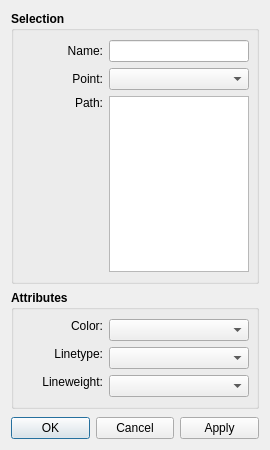
Old version of the form src/libs/vtools/dialogs/tools/dialogcubicbezierpath.ui in the repository FashionFreedom/Seamly2D.
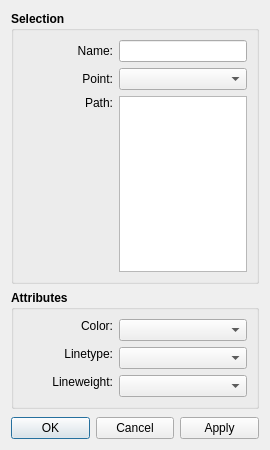
New version of the form. Icons and pictures are not drawn. Custom widgets are drawn as their Qt base class.

```diff
--- a/src/libs/vtools/dialogs/tools/dialogcubicbezierpath.ui
+++ b/src/libs/vtools/dialogs/tools/dialogcubicbezierpath.ui
@@ -35,7 +35,6 @@
      <property name="font">
       <font>
        <pointsize>9</pointsize>
-       <weight>75</weight>
        <bold>true</bold>
       </font>
      </property>
@@ -44,18 +43,21 @@
      </property>
      <layout class="QVBoxLayout" name="verticalLayout">
       <item>
-       <layout class="QHBoxLayout" name="horizontalLayout_2">
-        <item>
+       <layout class="QFormLayout" name="formLayout">
+        <property name="labelAlignment">
+         <set>Qt::AlignRight|Qt::AlignTrailing|Qt::AlignVCenter</set>
+        </property>
+        <item row="0" column="0">
          <widget class="QLabel" name="name_Label">
           <property name="minimumSize">
            <size>
-            <width>80</width>
+            <width>90</width>
             <height>0</height>
            </size>
           </property>
           <property name="font">
            <font>
-            <weight>50</weight>
+            <pointsize>9</pointsize>
             <bold>false</bold>
            </font>
           </property>
@@ -67,17 +69,17 @@
           </property>
          </widget>
         </item>
-        <item>
+        <item row="0" column="1">
          <widget class="QLineEdit" name="lineEditSplPathName">
           <property name="minimumSize">
            <size>
-            <width>140</width>
+            <width>80</width>
             <height>0</height>
            </size>
           </property>
           <property name="font">
            <font>
-            <weight>50</weight>
+            <pointsize>9</pointsize>
             <bold>false</bold>
            </font>
           </property>
@@ -86,21 +88,17 @@
           </property>
          </widget>
         </item>
-       </layout>
-      </item>
-      <item>
-       <layout class="QHBoxLayout" name="horizontalLayout_3">
-        <item>
+        <item row="1" column="0">
          <widget class="QLabel" name="point_Label">
           <property name="minimumSize">
            <size>
-            <width>80</width>
+            <width>90</width>
             <height>0</height>
            </size>
           </property>
           <property name="font">
            <font>
-            <weight>50</weight>
+            <pointsize>9</pointsize>
             <bold>false</bold>
            </font>
           </property>
@@ -112,7 +110,7 @@
           </property>
          </widget>
         </item>
-        <item>
+        <item row="1" column="1">
          <widget class="QComboBox" name="comboBoxPoint">
           <property name="sizePolicy">
            <sizepolicy hsizetype="Expanding" vsizetype="Fixed">
@@ -122,33 +120,29 @@
           </property>
           <property name="minimumSize">
            <size>
-            <width>140</width>
+            <width>80</width>
             <height>0</height>
            </size>
           </property>
           <property name="font">
            <font>
-            <weight>50</weight>
+            <pointsize>9</pointsize>
             <bold>false</bold>
            </font>
           </property>
          </widget>
         </item>
-       </layout>
-      </item>
-      <item>
-       <layout class="QHBoxLayout" name="horizontalLayout">
-        <item>
+        <item row="2" column="0">
          <widget class="QLabel" name="path_Label">
           <property name="minimumSize">
            <size>
-            <width>80</width>
+            <width>90</width>
             <height>0</height>
            </size>
           </property>
           <property name="font">
            <font>
-            <weight>50</weight>
+            <pointsize>9</pointsize>
             <bold>false</bold>
            </font>
           </property>
@@ -160,11 +154,11 @@
           </property>
          </widget>
         </item>
-        <item>
+        <item row="2" column="1">
          <widget class="QListWidget" name="listWidget">
           <property name="minimumSize">
            <size>
-            <width>140</width>
+            <width>80</width>
             <height>140</height>
            </size>
           </property>
@@ -189,7 +183,6 @@
      <property name="font">
       <font>
        <pointsize>9</pointsize>
-       <weight>75</weight>
        <bold>true</bold>
       </font>
      </property>
@@ -199,6 +192,9 @@
      <layout class="QVBoxLayout" name="verticalLayout_5">
       <item>
        <layout class="QFormLayout" name="formLayout_3">
+        <property name="labelAlignment">
+         <set>Qt::AlignRight|Qt::AlignTrailing|Qt::AlignVCenter</set>
+        </property>
         <item row="1" column="0">
          <widget class="QLabel" name="lineType_Label">
           <property name="sizePolicy">
@@ -209,7 +205,7 @@
           </property>
           <property name="minimumSize">
            <size>
-            <width>80</width>
+            <width>90</width>
             <height>0</height>
            </size>
           </property>
@@ -222,7 +218,6 @@
           <property name="font">
            <font>
             <pointsize>9</pointsize>
-            <weight>50</weight>
             <bold>false</bold>
            </font>
           </property>
@@ -244,7 +239,7 @@
           </property>
           <property name="minimumSize">
            <size>
-            <width>140</width>
+            <width>80</width>
             <height>0</height>
            </size>
           </property>
@@ -257,7 +252,6 @@
           <property name="font">
            <font>
             <pointsize>9</pointsize>
-            <weight>50</weight>
             <bold>false</bold>
            </font>
           </property>
@@ -273,7 +267,7 @@
           </property>
           <property name="minimumSize">
            <size>
-            <width>80</width>
+            <width>90</width>
             <height>0</height>
            </size>
           </property>
@@ -286,7 +280,6 @@
           <property name="font">
            <font>
             <pointsize>9</pointsize>
-            <weight>50</weight>
             <bold>false</bold>
            </font>
           </property>
@@ -308,14 +301,13 @@
           </property>
           <property name="minimumSize">
            <size>
-            <width>140</width>
+            <width>80</width>
             <height>0</height>
            </size>
           </property>
           <property name="font">
            <font>
             <pointsize>9</pointsize>
-            <weight>50</weight>
             <bold>false</bold>
            </font>
           </property>
@@ -331,7 +323,7 @@
           </property>
           <property name="minimumSize">
            <size>
-            <width>80</width>
+            <width>90</width>
             <height>0</height>
            </size>
           </property>
@@ -344,7 +336,6 @@
           <property name="font">
            <font>
             <pointsize>9</pointsize>
-            <weight>50</weight>
             <bold>false</bold>
            </font>
           </property>
@@ -366,14 +357,13 @@
           </property>
           <property name="minimumSize">
            <size>
-            <width>140</width>
+            <width>80</width>
             <height>0</height>
            </size>
           </property>
           <property name="font">
            <font>
             <pointsize>9</pointsize>
-            <weight>50</weight>
             <bold>false</bold>
            </font>
           </property>
```
